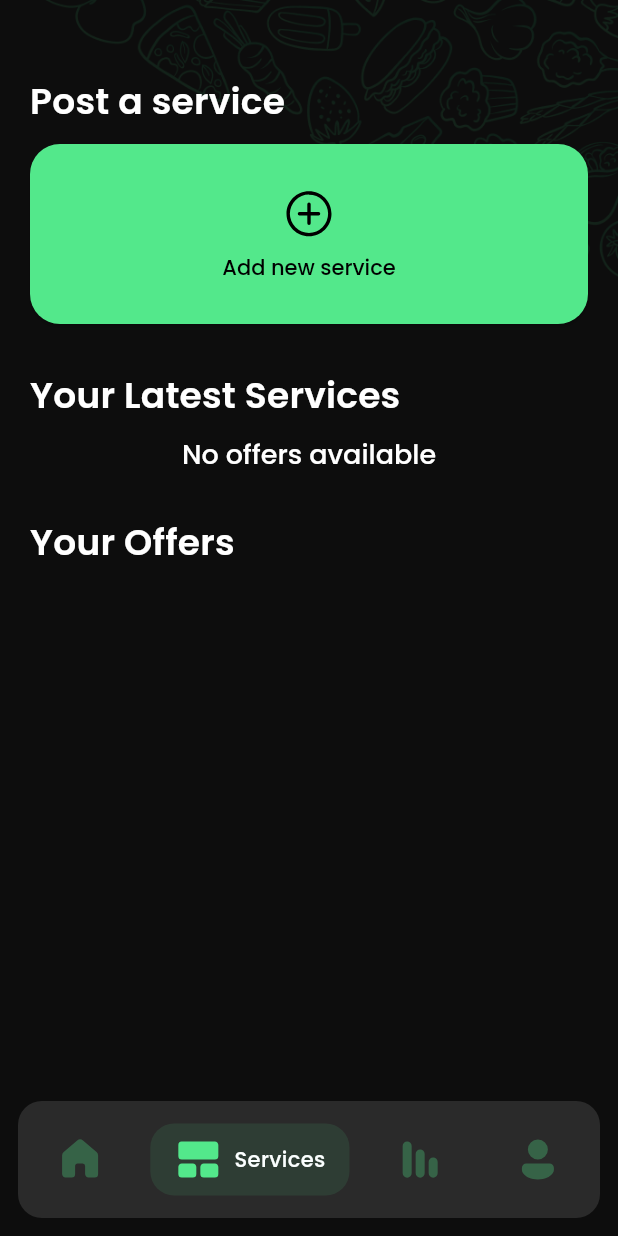
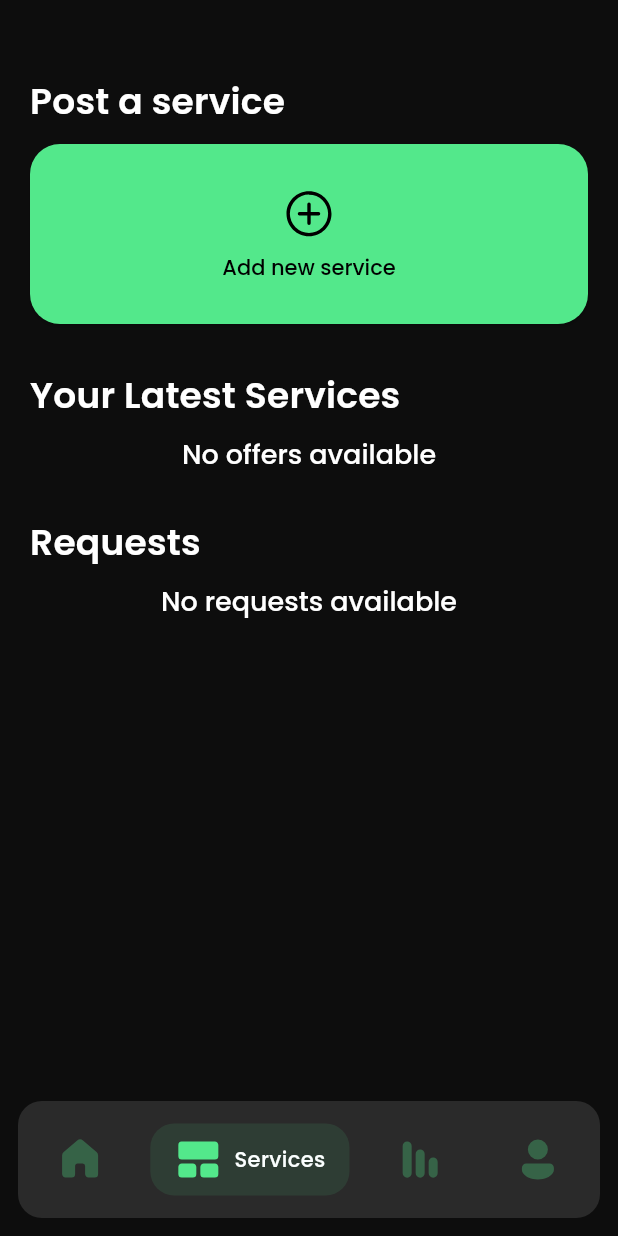
Before and after one commit to chamodperera/agrilink, a Flutter app: the screen it shows once a user with an empty profile is signed in, item 2 of the bottom bar chosen, on a phone screen of 412 x 824 dp. Run offline on Flutter 3.47's test engine with Material 3 defaults, Android fonts, the light colour scheme and no system bars; our stand-ins replace cloud_firestore, envied, file_picker, firebase_auth, firebase_core, firebase_storage and 8 more; accounts and stored records are empty; generated files the repository leaves out were written again; project files that could hold a hidden picture were left out.

```diff
--- /dev/null
+++ b/lib/models/request_model.dart
@@ -0,0 +1,35 @@
+class Request {
+  final String uid;
+  final String name;
+  final String avatar;
+  final String rating;
+  final String location;
+  final String offerTitle;
+  final String offerCategory;
+  final int amount;
+  final int negotiatedPrice;
+
+  Request(
+      {required this.uid,
+      required this.name,
+      required this.avatar,
+      required this.rating,
+      required this.location,
+      required this.offerTitle,
+      required this.offerCategory,
+      required this.amount,
+      required this.negotiatedPrice});
+
+  factory Request.fromJson(Map<String, dynamic> json) {
+    return Request(
+        uid: json['uid'],
+        name: json['name'],
+        avatar: json['avatar'],
+        rating: json['rating'],
+        location: json['location'],
+        offerTitle: json['title'],
+        offerCategory: json['category'],
+        amount: json['amount'],
+        negotiatedPrice: json['negotiatedPrice']);
+  }
+}
--- a/lib/screens/main/services.dart
+++ b/lib/screens/main/services.dart
@@ -1,5 +1,8 @@
+import 'package:agrilink/models/request_model.dart';
+import 'package:agrilink/screens/info_screen.dart';
 import 'package:agrilink/screens/post_service_form.dart';
 import 'package:agrilink/services/services.dart';
+import 'package:agrilink/widgets/cards/request_card.dart';
 import 'package:fluentui_system_icons/fluentui_system_icons.dart';
 import 'package:flutter/material.dart';
 import 'package:agrilink/widgets/cards/offer_card.dart';
@@ -14,17 +17,22 @@ class ServicesScreen extends StatefulWidget {
 
 class _ServicesScreenState extends State<ServicesScreen> {
   late Stream<List<Offer>> offerStream;
+  late Stream<List<Request>> requestStream;
 
   @override
   void initState() {
     super.initState();
     offerStream = OffersService().fetchUserOffers(context);
+    requestStream = OffersService().fetchUserRequests(context);
   }
 
   @override
   Widget build(BuildContext context) {
     final theme = Theme.of(context);
-    return Stack(
+    return Scaffold(
+      body: SingleChildScrollView(
+        // Make the entire screen scrollable
+        child: Stack(
           children: [
             Container(
               decoration: const BoxDecoration(
@@ -102,7 +110,8 @@ class _ServicesScreenState extends State<ServicesScreen> {
                         final offers = snapshot.data!;
                         return ListView.builder(
                           shrinkWrap: true,
-                      physics: const NeverScrollableScrollPhysics(),
+                          physics:
+                              const NeverScrollableScrollPhysics(), // Disable scrolling for inner ListView
                           padding: EdgeInsets.zero,
                           itemCount: offers.length,
                           itemBuilder: (context, index) {
@@ -119,15 +128,63 @@ class _ServicesScreenState extends State<ServicesScreen> {
                   ),
                   const SizedBox(height: 30),
                   Text(
-                'Your Offers',
+                    'Requests',
                     style: theme.textTheme.titleMedium,
                   ),
                   const SizedBox(height: 10),
-              // Additional content for "Your Offers" can be added here.
+                  StreamBuilder<List<Request>>(
+                    stream: requestStream,
+                    builder: (context, snapshot) {
+                      if (snapshot.connectionState == ConnectionState.waiting) {
+                        return const Center(child: CircularProgressIndicator());
+                      } else if (snapshot.hasError) {
+                        return Center(child: Text('Error: ${snapshot.error}'));
+                      } else if (!snapshot.hasData || snapshot.data!.isEmpty) {
+                        return Center(
+                            child: Text('No requests available',
+                                style: theme.textTheme.displaySmall?.copyWith(
+                                  fontSize: 18,
+                                  color: Colors.white,
+                                )));
+                      } else {
+                        final requests = snapshot.data!;
+                        return ListView.builder(
+                          shrinkWrap: true,
+                          physics:
+                              const NeverScrollableScrollPhysics(), // Disable scrolling for inner ListView
+                          padding: EdgeInsets.zero,
+                          itemCount: requests.length,
+                          itemBuilder: (context, index) {
+                            return Column(
+                              children: [
+                                GestureDetector(
+                                  onTap: () {
+                                    Navigator.push(
+                                        context,
+                                        MaterialPageRoute(
+                                          builder: (context) => InfoScreen(
+                                              location:
+                                                  requests[index].location,
+                                              avatar: requests[index].avatar,
+                                              name: requests[index].name),
+                                        ));
+                                  },
+                                  child: RequestCard(request: requests[index]),
+                                ),
+                                const SizedBox(height: 15),
+                              ],
+                            );
+                          },
+                        );
+                      }
+                    },
+                  ),
                 ],
               ),
-        )
+            ),
           ],
+        ),
+      ),
     );
   }
 }
```
Also changed, not shown: lib/screens/info_screen.dart (+11 -6 lines), lib/screens/main/profile.dart (+7 -8 lines), lib/screens/offer_screen.dart (+59 -8 lines), lib/screens/post_service_form.dart (+14 -11 lines), lib/services/services.dart (+73 -0 lines), lib/widgets/cards/request_card.dart (added, +108 -0 lines). Lines whose indentation alone changed are shown as unchanged.
